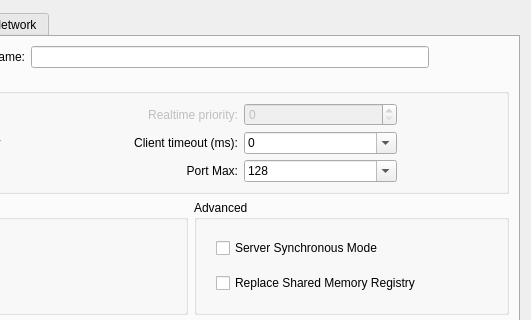
Before: the Qt Designer form src/ui/settings_jack.ui in falkTX/Cadence, drawn with Qt 5; both pictures show x 149 to 680 and y 0 to 320 of the 680 by 536 pixel window.
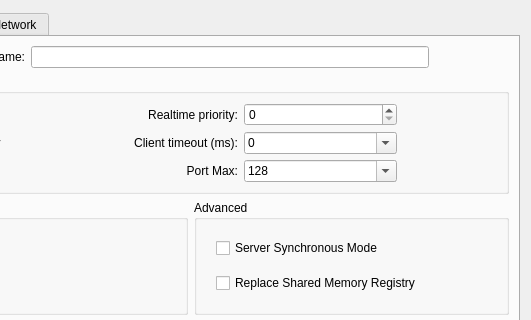
After: the same form once the commit is applied.

```diff
--- a/src/ui/settings_jack.ui
+++ b/src/ui/settings_jack.ui
@@ -134,9 +134,6 @@
           </item>
           <item row="0" column="2">
            <widget class="QLabel" name="label_23">
-            <property name="enabled">
-             <bool>false</bool>
-            </property>
             <property name="toolTip">
              <string>Scheduler priority when running in realtime mode</string>
             </property>
@@ -150,9 +147,6 @@
           </item>
           <item row="0" column="3">
            <widget class="QSpinBox" name="obj_server_realtime_priority">
-            <property name="enabled">
-             <bool>false</bool>
-            </property>
             <property name="toolTip">
              <string>Scheduler priority when running in realtime mode</string>
             </property>
```
